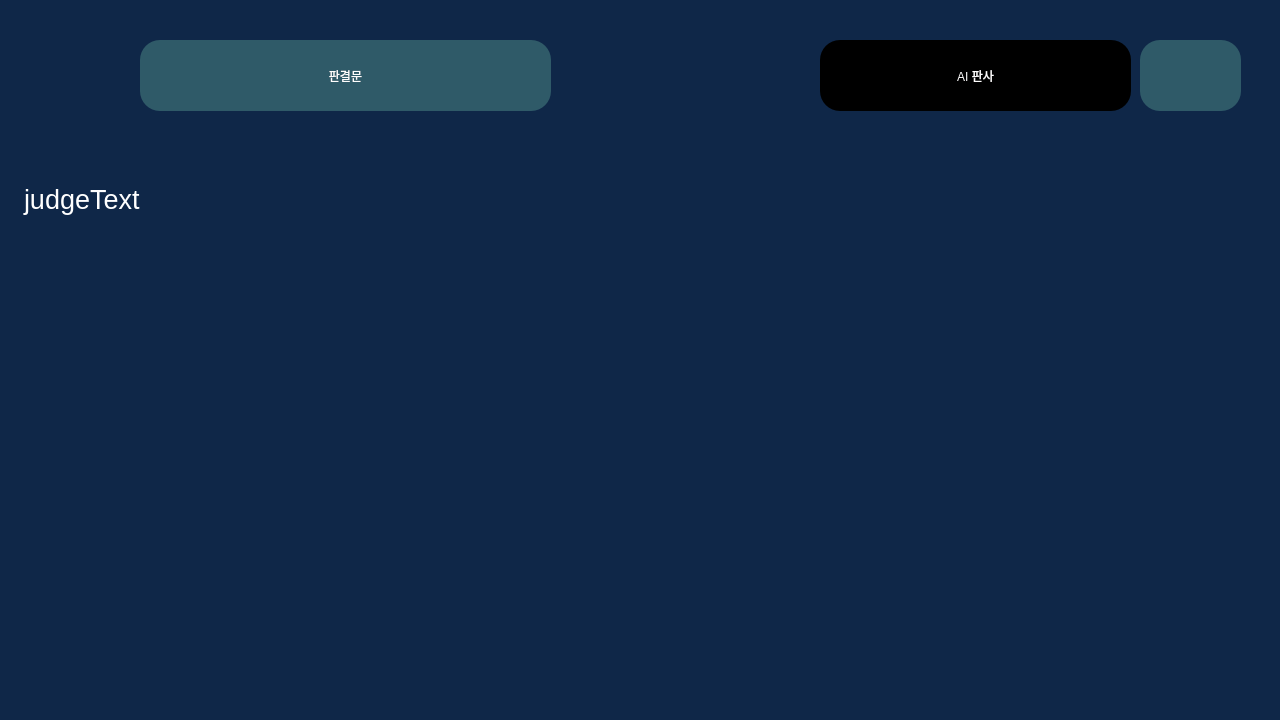
Above: core/ui/qt_designer/judgeWindow.ui from Apex-LogiCourt/pi5-local-app before the change. Below: the same form after it.
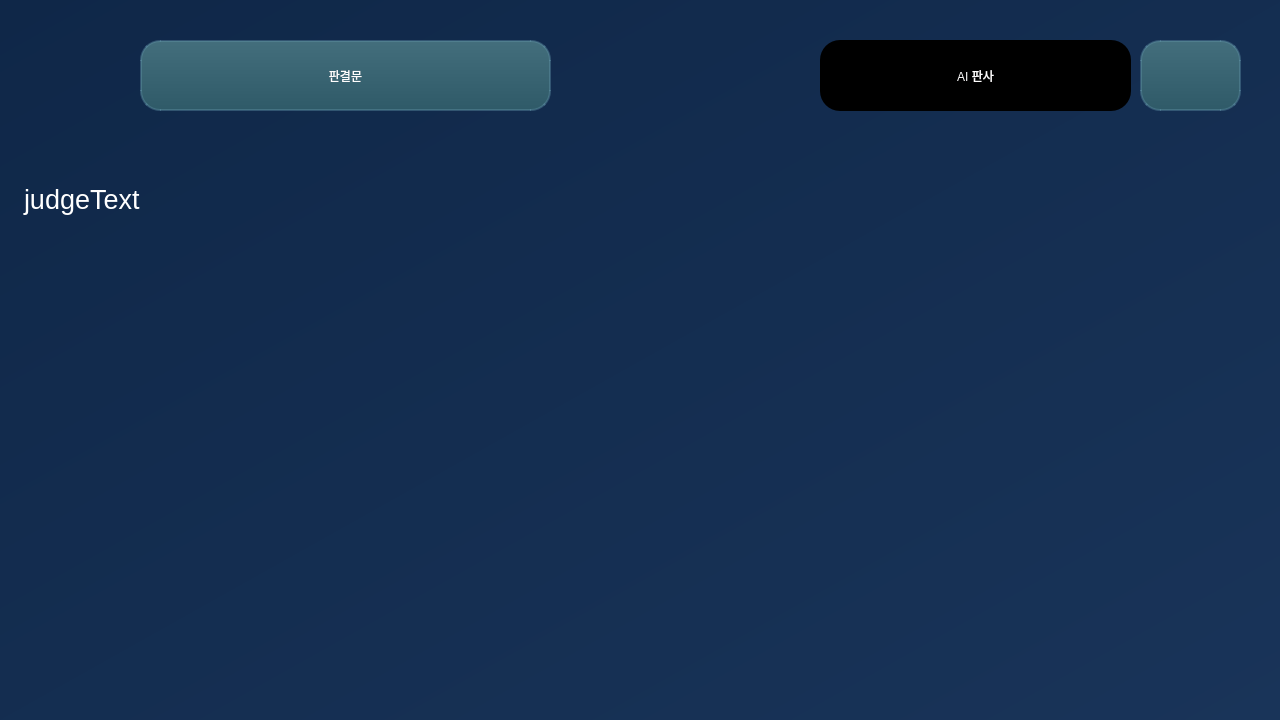
That is the form after the change. Icons and pictures are not drawn.

```diff
--- a/core/ui/qt_designer/judgeWindow.ui
+++ b/core/ui/qt_designer/judgeWindow.ui
@@ -15,7 +15,7 @@
   </property>
   <property name="styleSheet">
    <string notr="true">QDialog{
-	background-color: rgb(15, 39, 72);
+	background: qlineargradient(x1:0, y1:0, x2:1, y2:1, stop:0 rgb(15, 39, 72), stop:1 rgb(25, 52, 89));
 }</string>
   </property>
   <widget class="QPushButton" name="nameLabel">
@@ -56,7 +56,7 @@
    </property>
    <property name="styleSheet">
     <string notr="true">QPushButton{
-	background-color: rgb(47, 90, 104);
+	background: qlineargradient(x1:0, y1:0, x2:0, y2:1, stop:0 rgb(67, 110, 124), stop:1 rgb(47, 90, 104)); border: 2px solid rgba(100, 150, 170, 100);
 	color: rgb(255, 254, 254);
 	border-radius: 20px;
 	font: 24pt &quot;나눔고딕 ExtraBold&quot;;
@@ -173,7 +173,7 @@
    <property name="styleSheet">
     <string notr="true">QPushButton{
 	image: url(:/images/back_arrow.png);
-	background-color: rgb(47, 90, 104);
+	background: qlineargradient(x1:0, y1:0, x2:0, y2:1, stop:0 rgb(67, 110, 124), stop:1 rgb(47, 90, 104)); border: 2px solid rgba(100, 150, 170, 100);
 	color: rgb(255, 254, 254);
 	border-radius: 20px;
 	font: 24pt &quot;나눔고딕 ExtraBold&quot;;
```
Left out of the diff: 4 changed lines with no effect on the pictures.
